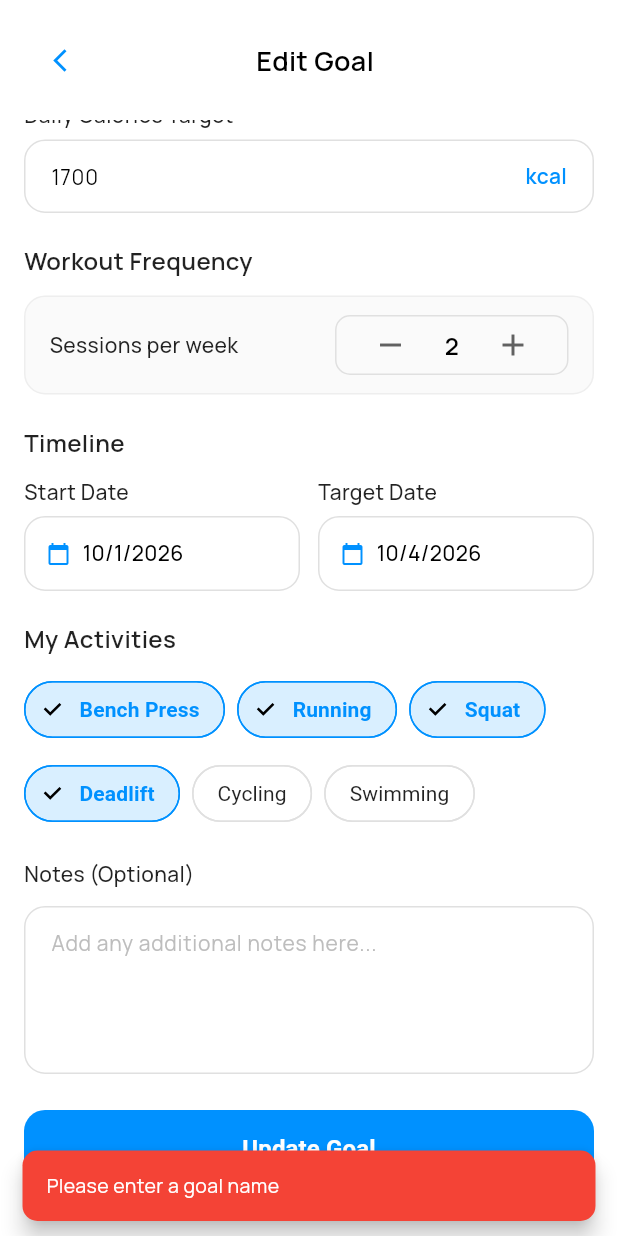
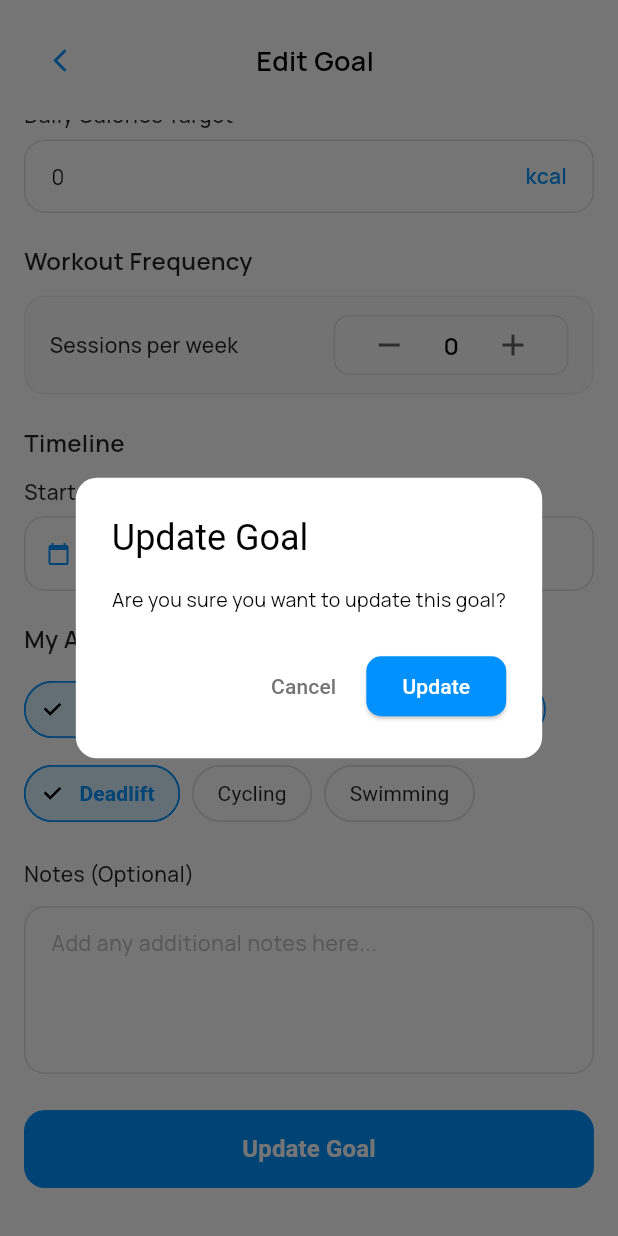
Before and after one commit to hnglmiee/Fitly_WorkoutPlanner_Mobile, a Flutter app: the EditGoalScreen screen opened directly with empty values, scrolled down 427 dp, after a tap on "Update Goal", on a phone screen of 412 x 824 dp. Run offline on Flutter 3.47's test engine with Material 3 defaults, Android fonts, the phone set to English and light mode, and no system bars; our stand-ins replace dio, file_picker, google_fonts, lottie, shared_preferences; accounts and stored records are empty.

Commit message:
add: fetch api for user goal progress (edit)

```diff
--- a/lib/screens/edit_goal_screen.dart
+++ b/lib/screens/edit_goal_screen.dart
@@ -1,7 +1,8 @@
-// screens/edit_goal_screen.dart
 import 'package:flutter/material.dart';
 import 'package:workout_tracker_mini_project_mobile/theme/app_theme.dart';
 import '../models/goal_progress.dart';
+import '../models/goal_request.dart';
+import '../services/goal_service.dart';
 
 class EditGoalScreen extends StatefulWidget {
   final GoalProgress goal;
@@ -53,17 +54,32 @@ class _EditGoalScreenState extends State<EditGoalScreen> {
   @override
   void initState() {
     super.initState();
-    // Pre-fill with existing data
-    goalNameController = TextEditingController(text: widget.goal.goal.goalName);
-    targetWeightController = TextEditingController(text: '75');
-    currentWeightController = TextEditingController(text: '80');
-    bodyFatController = TextEditingController(text: '17');
-    muscleMassController = TextEditingController(text: '17');
-    caloriesController = TextEditingController(text: '1700');
-    notesController = TextEditingController(text: widget.goal.goal.notes);
 
-    startDate = DateTime.now();
-    targetDate = DateTime.now().add(const Duration(days: 90));
+    final goal = widget.goal.goal;
+
+    // Pre-fill with existing data from goal
+    goalNameController = TextEditingController(text: goal.goalName);
+    targetWeightController = TextEditingController(
+        text: goal.targetWeight?.toString() ?? '0'
+    );
+    currentWeightController = TextEditingController(text: '80'); // Default or fetch from user profile
+    bodyFatController = TextEditingController(
+        text: goal.targetBodyFatPercentage?.toString() ?? '0'
+    );
+    muscleMassController = TextEditingController(
+        text: goal.targetMuscleMass?.toString() ?? '0'
+    );
+    caloriesController = TextEditingController(
+        text: goal.targetCaloriesPerDay?.toString() ?? '0'
+    );
+    notesController = TextEditingController(text: goal.notes);
+
+    // Set dates from existing goal (already DateTime objects)
+    startDate = goal.startDate;
+    targetDate = goal.endDate;
+
+    // Set workout sessions from existing goal
+    workoutSessionsPerWeek = goal.targetWorkoutSessionsPerWeek ?? 2;
   }
 
   @override
@@ -240,7 +256,7 @@ class _EditGoalScreenState extends State<EditGoalScreen> {
                           ),
                           elevation: 0,
                         ),
-                        onPressed: _updateGoal,
+                        onPressed: _confirmUpdate,
                         child: const Text(
                           'Update Goal',
                           style: TextStyle(
@@ -537,48 +553,152 @@ class _EditGoalScreenState extends State<EditGoalScreen> {
     );
   }
 
-  /// ================= UPDATE FUNCTION =================
+  /// ================= UPDATE FUNCTIONS =================
 
-  void _updateGoal() {
-    // Validate
-    if (goalNameController.text.isEmpty) {
+  void _confirmUpdate() {
+    showDialog(
+      context: context,
+      builder: (context) => AlertDialog(
+        title: const Text('Update Goal'),
+        content: const Text('Are you sure you want to update this goal?'),
+        shape: RoundedRectangleBorder(borderRadius: BorderRadius.circular(14)),
+        actions: [
+          TextButton(
+            onPressed: () => Navigator.pop(context),
+            child: Text(
+              'Cancel',
+              style: TextStyle(color: Colors.grey.shade600),
+            ),
+          ),
+          ElevatedButton(
+            style: ElevatedButton.styleFrom(
+              backgroundColor: AppTheme.primary,
+              shape: RoundedRectangleBorder(
+                borderRadius: BorderRadius.circular(10),
+              ),
+            ),
+            onPressed: () {
+              Navigator.pop(context);
+              _updateGoal();
+            },
+            child: const Text(
+              'Update',
+              style: TextStyle(color: Colors.white),
+            ),
+          ),
+        ],
+      ),
+    );
+  }
+
+  void _updateGoal() async {
+    // Validate goal name
+    if (goalNameController.text.trim().isEmpty) {
       _showError('Please enter a goal name');
       return;
     }
 
-    if (selectedActivities.isEmpty) {
-      _showError('Please select at least one activity');
+    // Validate dates
+    if (startDate == null || targetDate == null) {
+      _showError('Please select start and target dates');
       return;
     }
 
-    // TODO: Update to database
-    final goalData = {
-      'goalName': goalNameController.text,
-      'category': selectedCategory,
-      'currentWeight': currentWeightController.text,
-      'targetWeight': targetWeightController.text,
-      'bodyFat': bodyFatController.text,
-      'muscleMass': muscleMassController.text,
-      'calories': caloriesController.text,
-      'workoutSessionsPerWeek': workoutSessionsPerWeek,
-      'startDate': startDate?.toIso8601String(),
-      'targetDate': targetDate?.toIso8601String(),
-      'activities': selectedActivities.toList(),
-      'notes': notesController.text,
-    };
+    if (targetDate!.isBefore(startDate!)) {
+      _showError('Target date must be after start date');
+      return;
+    }
 
-    print('Updating goal: $goalData');
+    // Parse and validate numeric values
+    final targetWeight = double.tryParse(targetWeightController.text.trim());
+    final bodyFat = double.tryParse(bodyFatController.text.trim());
+    final muscleMass = double.tryParse(muscleMassController.text.trim());
+    final calories = int.tryParse(caloriesController.text.trim());
 
+    if (targetWeight == null || targetWeight <= 0) {
+      _showError('Please enter a valid target weight');
+      return;
+    }
+
+    if (bodyFat == null || bodyFat < 0 || bodyFat > 100) {
+      _showError('Please enter a valid body fat percentage (0-100)');
+      return;
+    }
+
+    if (muscleMass == null || muscleMass < 0 || muscleMass > 100) {
+      _showError('Please enter a valid muscle mass percentage (0-100)');
+      return;
+    }
+
+    if (calories == null || calories <= 0) {
+      _showError('Please enter a valid daily calories target');
+      return;
+    }
+
+    // Show loading indicator
+    if (!mounted) return;
+    showDialog(
+      context: context,
+      barrierDismissible: false,
+      builder: (context) => const Center(
+        child: CircularProgressIndicator(),
+      ),
+    );
+
+    try {
+      // Create request object
+      final request = GoalRequest(
+        goalName: goalNameController.text.trim(),
+        targetWeight: targetWeight,
+        targetBodyFatPercentage: bodyFat,
+        targetMuscleMass: muscleMass,
+        targetWorkoutSessionsPerWeek: workoutSessionsPerWeek,
+        targetCaloriesPerDay: calories,
+        startDate: startDate!,
+        endDate: targetDate!,
+        status: widget.goal.goal.status,
+        notes: notesController.text.trim(),
+      );
+
+      debugPrint('🔵 Updating goal with data: ${request.toJson()}');
+
+      // Call API
+      await GoalService.updateGoal(widget.goal.goal.id, request);
+
+      // Close loading dialog
+      if (!mounted) return;
+      Navigator.pop(context);
+
+      // Show success message
       ScaffoldMessenger.of(context).showSnackBar(
         SnackBar(
           content: const Text('Goal updated successfully!'),
           backgroundColor: Colors.green,
           behavior: SnackBarBehavior.floating,
-        shape: RoundedRectangleBorder(borderRadius: BorderRadius.circular(10)),
+          shape: RoundedRectangleBorder(
+            borderRadius: BorderRadius.circular(10),
+          ),
+          duration: const Duration(seconds: 2),
         ),
       );
 
+      // Return to previous screen with success result
+      Navigator.pop(context, true); // true indicates successful update
+
+    } catch (e) {
+      // Close loading dialog
+      if (!mounted) return;
       Navigator.pop(context);
+
+      // Show error
+      _showError('Failed to update goal: ${e.toString()}');
+      debugPrint('❌ Update goal error: $e');
+    }
+  }
+
+  /// Helper method to format date to "yyyy-MM-dd"
+  String _formatDate(DateTime date) {
+    return '${date.year}-${date.month.toString().padLeft(2, '0')}-${date.day.toString().padLeft(2, '0')}';
   }
 
   void _showError(String message) {
@@ -588,6 +708,7 @@ class _EditGoalScreenState extends State<EditGoalScreen> {
         backgroundColor: Colors.red,
         behavior: SnackBarBehavior.floating,
         shape: RoundedRectangleBorder(borderRadius: BorderRadius.circular(10)),
+        duration: const Duration(seconds: 3),
       ),
     );
   }
```
Also changed, not shown: lib/services/goal_service.dart (+4 -97 lines). Lines whose indentation alone changed are shown as unchanged.
